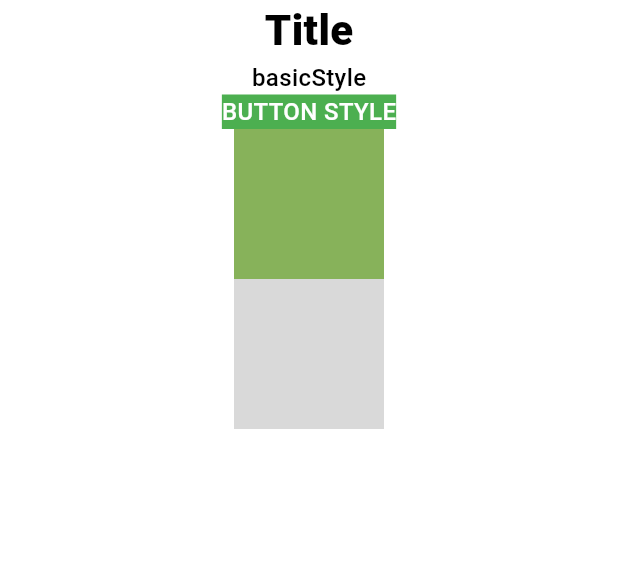
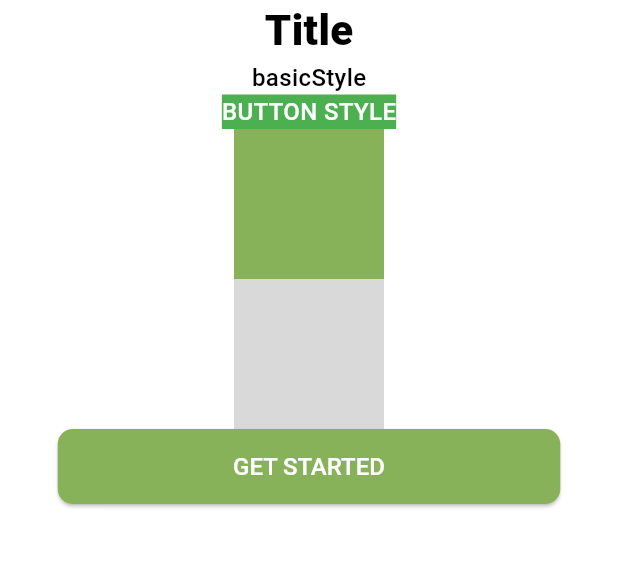
Before and after one commit to KIWI-Food-App/KIWI, a Flutter app: the screen it shows after launch, on a phone screen of 412 x 824 dp, the part 159-727 px from its top. Run offline on Flutter 3.47's test engine with Material 3 defaults, Android fonts, the phone set to English and light mode, and no system bars.

Commit message:
create first button

```diff
--- a/lib/pages/welkome_page.dart
+++ b/lib/pages/welkome_page.dart
@@ -58,6 +58,24 @@ class _WelkomePageState extends State<WelkomePage> {
               width: 100,
               color: greyButton,
             ),
+            SizedBox(
+              width: 335,
+              height: 50,
+              child: ElevatedButton(
+              style: ButtonStyle(
+                backgroundColor: WidgetStateProperty.all<Color>(kiwiGreen),
+                textStyle: WidgetStateProperty.all<TextStyle>(buttonStyle),
+                foregroundColor: WidgetStateProperty.all<Color>(Colors.white),
+                shape: WidgetStateProperty.all<RoundedRectangleBorder>(
+                  RoundedRectangleBorder(borderRadius: BorderRadius.circular(10))
+                )
+                ),
+                onPressed: () {
+                  Navigator.of(context).pushNamed('/intro1');
+                },
+                child: const Text('GET STARTED'),
+              ),
+            )
           ],
         ),
       ),
```
